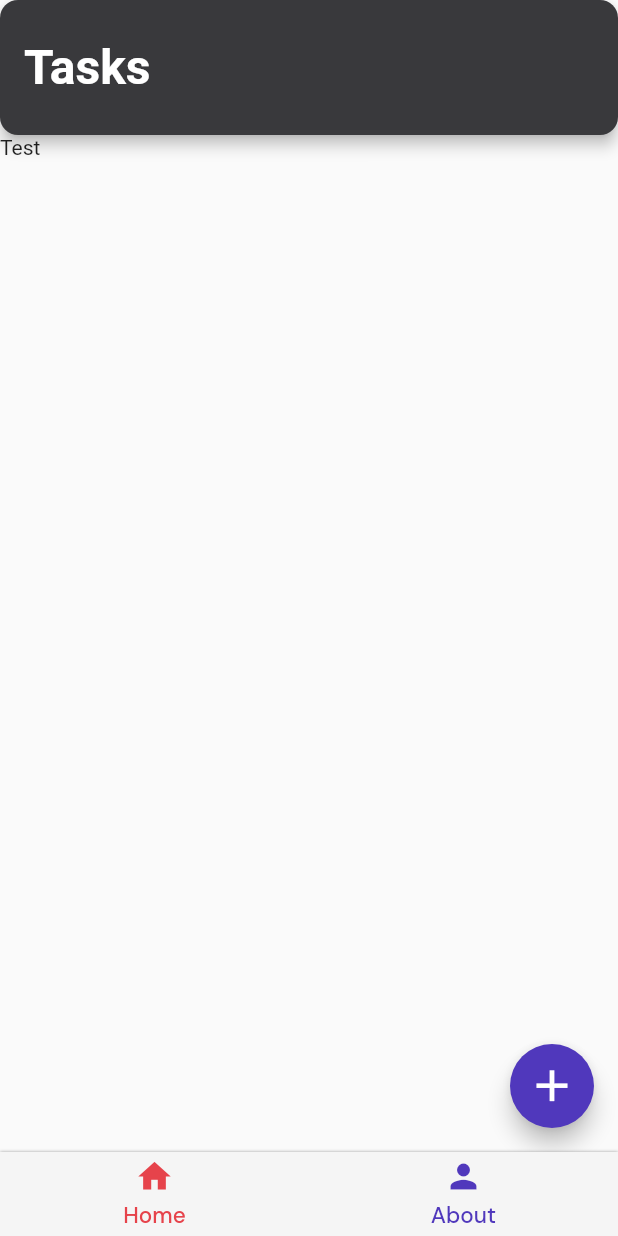
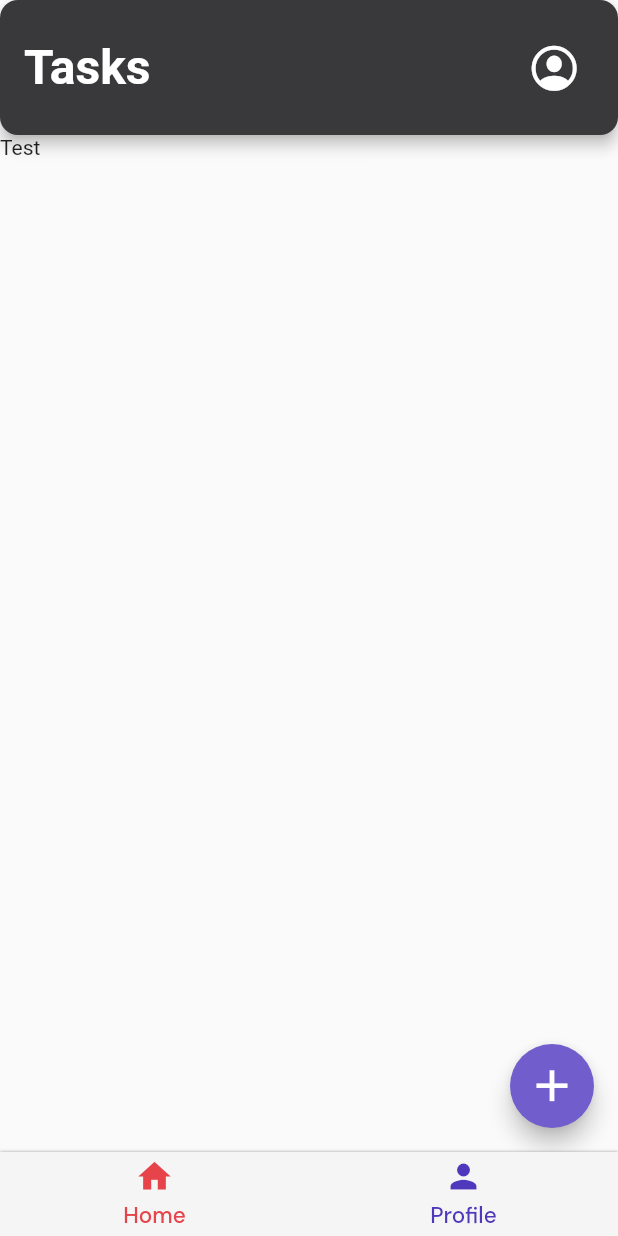
Before and after one commit to ahmadrafidev/simple_todo, a Flutter app: the screen it shows after launch, on a phone screen of 412 x 824 dp. Run offline on Flutter 3.47's test engine with Material 2 defaults, Android fonts, the phone set to English and light mode, and no system bars; drawn by our look-alikes of persistent_bottom_nav_bar; our stand-ins replace google_fonts; missing offline and left inert: flutter_polygon.

Commit message:
adding icon

```diff
--- a/lib/main.dart
+++ b/lib/main.dart
@@ -2,7 +2,7 @@
 
 import 'package:simple_todo/screens/tabs_screen.dart';
 import 'package:simple_todo/screens/home_page.dart';
-import 'package:simple_todo/screens/about_page.dart';
+import 'package:simple_todo/screens/profile_page.dart';
 
 void main() {
   runApp(const MyApp());
@@ -17,7 +17,7 @@ class MyApp extends StatelessWidget {
       home: const TabsScreen(),
       routes: {
         HomePage.routeName: (ctx) => const HomePage(),
-        AboutPage.routeName: (ctx) => const AboutPage(),
+        ProfilePage.routeName: (ctx) => const ProfilePage(),
       },
     );
   }
--- a/lib/screens/home_page.dart
+++ b/lib/screens/home_page.dart
@@ -1,3 +1,4 @@
+import 'package:flutter/cupertino.dart';
 import 'package:flutter/material.dart';
 import 'package:google_fonts/google_fonts.dart';
 
@@ -24,6 +25,18 @@ class _HomePageState extends State<HomePage> {
         toolbarHeight: 90.0,
         shape: ShapeBorder.lerp(
             RoundedRectangleBorder(borderRadius: BorderRadius.circular(12.0)), null, 0),
+        actions: <Widget>[
+          Padding(
+              padding: const EdgeInsets.only(right: 25.0),
+              child: GestureDetector(
+                onTap: () {},
+                child: const Icon(
+                  CupertinoIcons.person_crop_circle,
+                  size: 35.0,
+                ),
+              )
+          ),
+        ],
       ),
       body: SingleChildScrollView(
         child: Column(
@@ -35,7 +48,7 @@ class _HomePageState extends State<HomePage> {
       floatingActionButton: FloatingActionButton(
         onPressed: () {},
         child: const Icon(Icons.add, size: 35,),
-        backgroundColor: const Color.fromRGBO(80, 56, 188, 1),
+        backgroundColor: const Color.fromRGBO(113, 93, 204, 1),
       ),
     );
   }
--- a/lib/screens/about_page.dart
+++ b/lib/screens/profile_page.dart
@@ -4,9 +4,9 @@ import 'package:flutter/material.dart';
 import 'package:google_fonts/google_fonts.dart';
 import 'package:simple_todo/components/profile_card.dart';
 
-class AboutPage extends StatelessWidget {
+class ProfilePage extends StatelessWidget {
   static const routeName = '/about_page';
-  const AboutPage({Key? key}) : super(key: key);
+  const ProfilePage({Key? key}) : super(key: key);
 
   @override
   Widget build(BuildContext context) {
--- a/lib/screens/tabs_screen.dart
+++ b/lib/screens/tabs_screen.dart
@@ -4,7 +4,7 @@ import 'package:persistent_bottom_nav_bar/persistent-tab-view.dart';
 import 'package:google_fonts/google_fonts.dart';
 
 import 'package:simple_todo/screens/home_page.dart';
-import 'package:simple_todo/screens/about_page.dart';
+import 'package:simple_todo/screens/profile_page.dart';
 
 
 
@@ -21,7 +21,7 @@ class _TabsScreenState extends State<TabsScreen> {
   PersistentTabController(initialIndex: 0);
 
   List<Widget> _buildScreens() {
-    return [HomePage(), AboutPage(),];
+    return [HomePage(), ProfilePage(),];
   }
 
   List<PersistentBottomNavBarItem> _navBarsItems() {
@@ -38,7 +38,7 @@ class _TabsScreenState extends State<TabsScreen> {
       ),
       PersistentBottomNavBarItem(
           icon: const Icon(Icons.person),
-          title: ("About"),
+          title: ("Profile"),
           activeColorPrimary: const Color.fromRGBO(230, 67, 75, 1),
           inactiveColorPrimary: const Color.fromRGBO(80, 56, 188, 1),
           textStyle: GoogleFonts.dmSans(
```
